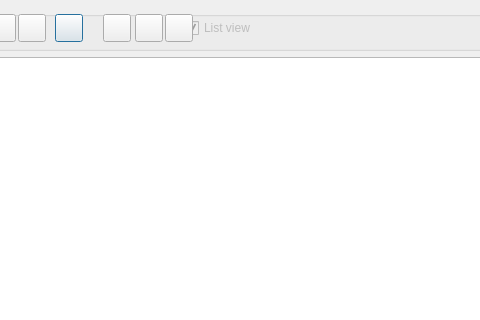
This is GUI_UIs/ui_dialog_graph.ui in ccbogel/QualCoder as Qt 5 draws it before an edit; both pictures show x 216 to 696 and y 0 to 320 of the 1024 by 600 pixel window. The edited form follows.
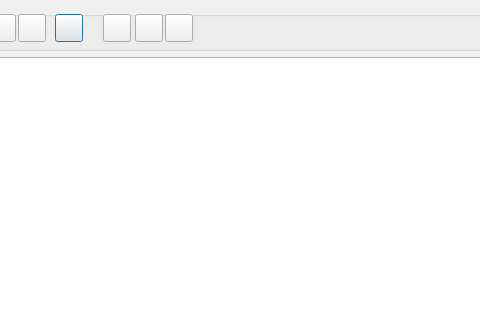
This is the edited form.

```diff
--- a/GUI_UIs/ui_dialog_graph.ui
+++ b/GUI_UIs/ui_dialog_graph.ui
@@ -31,28 +31,6 @@
      <property name="title">
       <string/>
      </property>
-     <widget class="QCheckBox" name="checkBox_listview">
-      <property name="enabled">
-       <bool>false</bool>
-      </property>
-      <property name="geometry">
-       <rect>
-        <x>390</x>
-        <y>6</y>
-        <width>111</width>
-        <height>22</height>
-       </rect>
-      </property>
-      <property name="toolTip">
-       <string>Changing the view will undo user added features such at link formatting and added text items.</string>
-      </property>
-      <property name="text">
-       <string>List view</string>
-      </property>
-      <property name="checked">
-       <bool>true</bool>
-      </property>
-     </widget>
      <widget class="QPushButton" name="pushButton_export">
       <property name="geometry">
        <rect>
```
Left out of the diff: 3 changed lines with no effect on the pictures.
